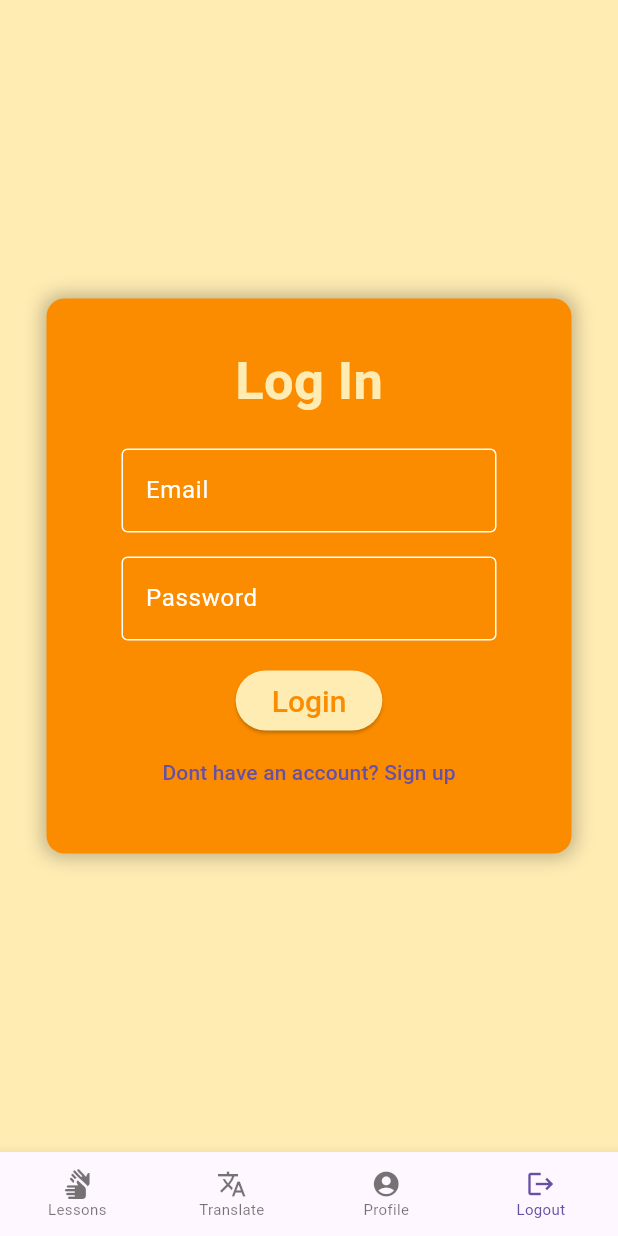
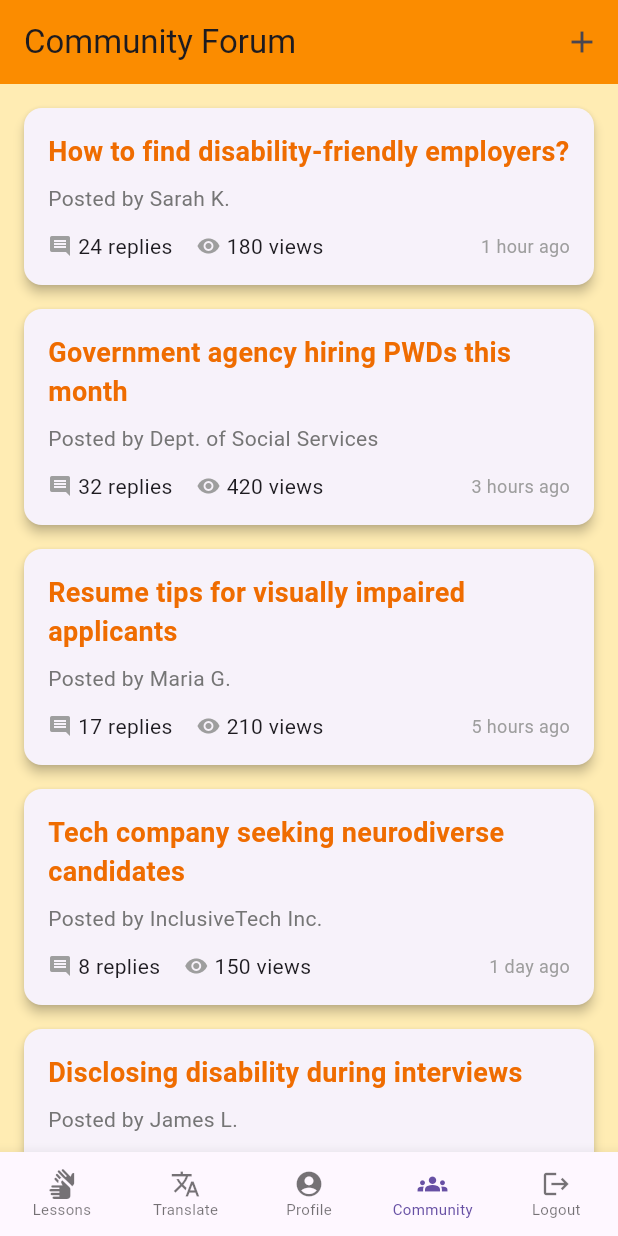
Before and after one commit to brennalo/kitahack, a Flutter app: the MainFlow screen opened directly with empty values, item 4 of the bottom bar chosen, on a phone screen of 412 x 824 dp. Run offline on Flutter 3.47's test engine with Material 3 defaults, Android fonts, the phone set to English and light mode, and no system bars; our stand-ins replace camera, cloud_firestore, firebase_auth, firebase_core, flutter_dotenv, fluttertoast; missing offline and left inert: camera_platform_interface; accounts and stored records are empty.

Commit message:
added community page

```diff
--- /dev/null
+++ b/lib/community.dart
@@ -0,0 +1,282 @@
+import 'package:flutter/material.dart';
+
+class Community extends StatefulWidget {
+  const Community({super.key});
+
+  @override
+  State<Community> createState() => _CommunityState();
+}
+
+class _CommunityState extends State<Community> {
+  // Dummy forum data
+  final List<Map<String, dynamic>> forumTopics = [
+    {
+      'title': 'How to find disability-friendly employers?',
+      'author': 'Sarah K.',
+      'replies': 24,
+      'views': 180,
+      'lastActivity': '1 hour ago',
+      'content': 'As a person with hearing impairment, I\'m struggling to find companies that truly accommodate disabilities. Any tips on identifying inclusive workplaces?',
+    },
+    {
+      'title': 'Government agency hiring PWDs this month',
+      'author': 'Dept. of Social Services',
+      'replies': 32,
+      'views': 420,
+      'lastActivity': '3 hours ago',
+      'content': 'Our department has 15 openings specifically for persons with disabilities. Positions include data entry, customer service, and admin roles with full accessibility accommodations.',
+    },
+    {
+      'title': 'Resume tips for visually impaired applicants',
+      'author': 'Maria G.',
+      'replies': 17,
+      'views': 210,
+      'lastActivity': '5 hours ago',
+      'content': 'How should I format my resume when applying to jobs as someone with low vision? Should I mention my assistive technology skills prominently?',
+    },
+    {
+      'title': 'Tech company seeking neurodiverse candidates',
+      'author': 'InclusiveTech Inc.',
+      'replies': 8,
+      'views': 150,
+      'lastActivity': '1 day ago',
+      'content': 'We\'re hiring software testers on the autism spectrum. Flexible schedules, sensory-friendly workspace, and tailored support provided. Applications open until 30th!',
+    },
+    {
+      'title': 'Disclosing disability during interviews',
+      'author': 'James L.',
+      'replies': 29,
+      'views': 380,
+      'lastActivity': '2 days ago',
+      'content': 'When is the right time to disclose my physical disability in the hiring process? I don\'t want it to affect my chances but need workplace adjustments.',
+    },
+    {
+      'title': 'Remote work opportunities for PWDs',
+      'author': 'WorkFromHome Solutions',
+      'replies': 41,
+      'views': 520,
+      'lastActivity': '2 days ago',
+      'content': 'Curated list of 100% remote positions suitable for various disabilities. Updated weekly with verified accessible job postings.',
+    },
+    {
+      'title': 'Success story: Deaf employee in corporate',
+      'author': 'Emma T.',
+      'replies': 15,
+      'views': 290,
+      'lastActivity': '3 days ago',
+      'content': 'After 2 years of job hunting, I landed a great role with sign language interpretation support. Sharing my journey to encourage others!',
+    },
+    {
+      'title': 'Accessibility grants for small businesses',
+      'author': 'Disability Employment Org',
+      'replies': 6,
+      'views': 95,
+      'lastActivity': '4 days ago',
+      'content': 'Funding available for businesses to make workplace adaptations when hiring PWDs. Up to \$10,000 per hire for accessibility modifications.',
+    },
+  ];
+
+  @override
+  Widget build(BuildContext context) {
+    return Scaffold(
+      backgroundColor: Colors.amber[100],
+      appBar: AppBar(
+        backgroundColor: Colors.orange[600],
+        title: const Text('Community Forum'),
+        actions: [
+          IconButton(
+            icon: const Icon(Icons.add),
+            onPressed: () => _showCreateTopicDialog(context),
+          ),
+        ],
+      ),
+      body: ListView.builder(
+        padding: const EdgeInsets.all(16),
+        itemCount: forumTopics.length,
+        itemBuilder: (context, index) {
+          final topic = forumTopics[index];
+          return _buildTopicCard(topic, context);
+        },
+      ),
+    );
+  }
+
+  Widget _buildTopicCard(Map<String, dynamic> topic, BuildContext context) {
+    return Card(
+      margin: const EdgeInsets.only(bottom: 16),
+      elevation: 3,
+      shape: RoundedRectangleBorder(
+        borderRadius: BorderRadius.circular(12),
+      ),
+      child: InkWell(
+        borderRadius: BorderRadius.circular(12),
+        onTap: () => _navigateToTopicDetail(context, topic),
+        child: Padding(
+          padding: const EdgeInsets.all(16),
+          child: Column(
+            crossAxisAlignment: CrossAxisAlignment.start,
+            children: [
+              Text(
+                topic['title'],
+                style: TextStyle(
+                  fontSize: 18,
+                  fontWeight: FontWeight.bold,
+                  color: Colors.orange[800],
+                ),
+              ),
+              const SizedBox(height: 8),
+              Text(
+                'Posted by ${topic['author']}',
+                style: TextStyle(
+                  fontSize: 14,
+                  color: Colors.grey[600],
+                ),
+              ),
+              const SizedBox(height: 12),
+              Row(
+                mainAxisAlignment: MainAxisAlignment.spaceBetween,
+                children: [
+                  Row(
+                    children: [
+                      Icon(Icons.comment, size: 16, color: Colors.grey),
+                      const SizedBox(width: 4),
+                      Text('${topic['replies']} replies'),
+                      const SizedBox(width: 16),
+                      Icon(Icons.remove_red_eye, size: 16, color: Colors.grey),
+                      const SizedBox(width: 4),
+                      Text('${topic['views']} views'),
+                    ],
+                  ),
+                  Text(
+                    topic['lastActivity'],
+                    style: const TextStyle(
+                      fontSize: 12,
+                      color: Colors.grey,
+                    ),
+                  ),
+                ],
+              ),
+            ],
+          ),
+        ),
+      ),
+    );
+  }
+
+  void _showCreateTopicDialog(BuildContext context) {
+    showDialog(
+      context: context,
+      builder: (context) {
+        return AlertDialog(
+          title: const Text('Create New Topic'),
+          content: const TextField(
+            decoration: InputDecoration(
+              hintText: 'Enter your topic title',
+              border: OutlineInputBorder(),
+            ),
+            maxLines: 3,
+          ),
+          actions: [
+            TextButton(
+              onPressed: () => Navigator.pop(context),
+              child: const Text('Cancel'),
+            ),
+            ElevatedButton(
+              onPressed: () {
+                Navigator.pop(context);
+                ScaffoldMessenger.of(context).showSnackBar(
+                  const SnackBar(content: Text('New topic created!')),
+                );
+              },
+              child: const Text('Post'),
+              style: ElevatedButton.styleFrom(
+                backgroundColor: Colors.orange[600],
+              ),
+            ),
+          ],
+        );
+      },
+    );
+  }
+
+  void _navigateToTopicDetail(BuildContext context, Map<String, dynamic> topic) {
+    Navigator.push(
+      context,
+      MaterialPageRoute(
+        builder: (context) => Scaffold(
+          appBar: AppBar(
+            title: Text(topic['title']),
+            backgroundColor: Colors.orange[600],
+          ),
+          body: SingleChildScrollView(
+            padding: const EdgeInsets.all(16),
+            child: Column(
+              crossAxisAlignment: CrossAxisAlignment.start,
+              children: [
+                Text(
+                  'Posted by ${topic['author']}',
+                  style: TextStyle(
+                    color: Colors.grey[600],
+                    fontSize: 14,
+                  ),
+                ),
+                const SizedBox(height: 16),
+                Text(
+                  topic['content'],
+                  style: const TextStyle(fontSize: 16),
+                ),
+                const SizedBox(height: 24),
+                const Divider(),
+                Text(
+                  'Comments (${topic['replies']})',
+                  style: const TextStyle(
+                    fontWeight: FontWeight.bold,
+                    fontSize: 18,
+                  ),
+                ),
+                const SizedBox(height: 16),
+                _buildComment('Great topic! I completely agree with your points.', 'User123'),
+                _buildComment('Has anyone tried the techniques mentioned here?', 'Helper456'),
+                _buildComment('This helped me a lot in my situation.', 'NewMember789'),
+                const SizedBox(height: 16),
+                const TextField(
+                  decoration: InputDecoration(
+                    hintText: 'Add your comment...',
+                    border: OutlineInputBorder(),
+                    suffixIcon: IconButton(
+                      icon: Icon(Icons.send),
+                      onPressed: null,
+                    ),
+                  ),
+                ),
+              ],
+            ),
+          ),
+        ),
+      ),
+    );
+  }
+
+  Widget _buildComment(String text, String author) {
+    return Card(
+      margin: const EdgeInsets.only(bottom: 12),
+      child: Padding(
+        padding: const EdgeInsets.all(12),
+        child: Column(
+          crossAxisAlignment: CrossAxisAlignment.start,
+          children: [
+            Text(
+              author,
+              style: TextStyle(
+                fontWeight: FontWeight.bold,
+                color: Colors.orange[800],
+              ),
+            ),
+            const SizedBox(height: 8),
+            Text(text),
+          ],
+        ),
+      ),
+    );
+  }
+}
--- a/lib/main.dart
+++ b/lib/main.dart
@@ -1,6 +1,7 @@
 import 'package:firebase_core/firebase_core.dart';
 import 'package:flutter/material.dart';
 import 'package:flutter_dotenv/flutter_dotenv.dart' show dotenv;
+import 'package:kitahack/community.dart';
 import 'package:kitahack/profile.dart';
 import 'package:kitahack/translator.dart';
 import 'login.dart';
@@ -43,6 +44,7 @@
     Journey(cameras),
     Translator(cameras),
     Profile(),
+    Community(),
     Login(cameras),
   ];
   void changePage(int page){
@@ -75,6 +77,10 @@
             label: 'Profile',
           ),
           BottomNavigationBarItem(
+            icon: Icon(Icons.groups),
+            label: 'Community',
+          ),
+          BottomNavigationBarItem(
             icon: Icon(Icons.logout),
             label: 'Logout',
           ),
```
